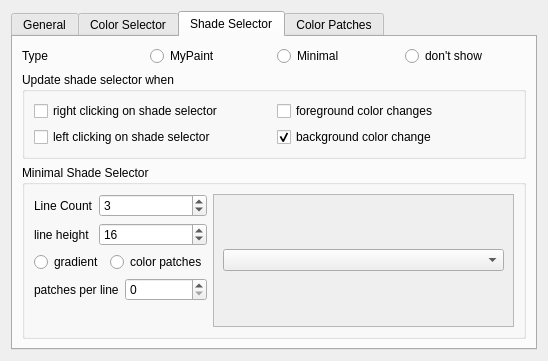
The window that krita/plugins/extensions/dockers/advancedcolorselector/wdg_color_selector_settings.ui (KDE/krita) describes before a commit, drawn with Qt 5.
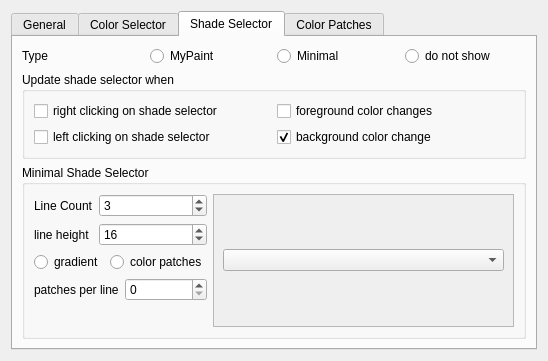
The same window after the commit. The open tabs and pages were chosen to show the change. Custom widgets are drawn as their Qt base class.

Commit message: i18n fixes: remove contractions ("don't" -> "do not")

```diff
--- a/krita/plugins/extensions/dockers/advancedcolorselector/wdg_color_selector_settings.ui
+++ b/krita/plugins/extensions/dockers/advancedcolorselector/wdg_color_selector_settings.ui
@@ -239,7 +239,7 @@
          <item>
           <widget class="QRadioButton" name="shadeSelectorTypeHidden">
            <property name="text">
-            <string>don't show</string>
+            <string>do not show</string>
            </property>
           </widget>
          </item>
```
